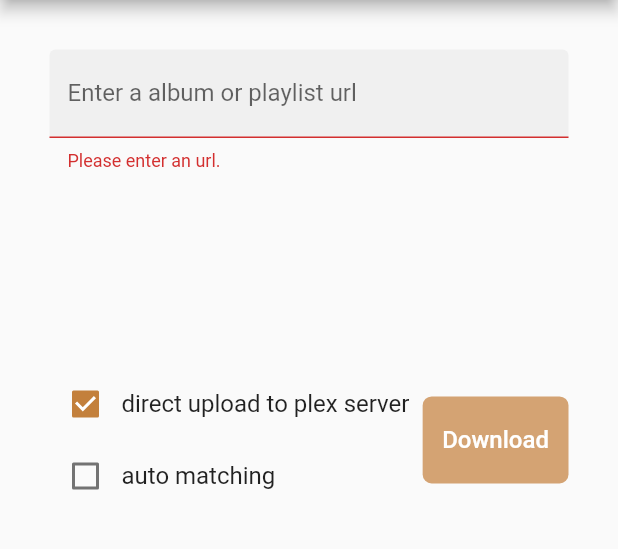
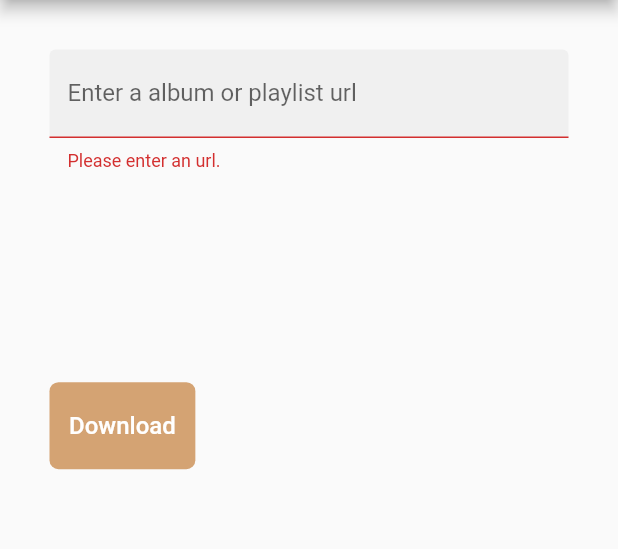
Before and after one commit to JSchmiegel/tuneload_frontend, a Flutter app: the screen it shows after launch, after a tap on "Download", on a phone screen of 412 x 824 dp, the part 84-633 px from its top. Run offline on Flutter 3.47's test engine with Material 2 defaults, Android fonts, the light colour scheme and no system bars; our stand-ins replace drop_shadow; network calls fail.

Commit message:
removed upload and auto match option (because no other option)

```diff
--- a/lib/global.dart
+++ b/lib/global.dart
@@ -1,7 +1,4 @@
 import 'package:flutter/material.dart';
-
-// uplaoding?
-bool? uplaoding = true;
 
 const firstMargin = EdgeInsets.all(33);
 double buttonSplashRadius = 15;
--- a/lib/pages/homepage.dart
+++ b/lib/pages/homepage.dart
@@ -1,7 +1,6 @@
 import 'package:flutter/material.dart';
 import 'package:tuneload/global.dart';
 import 'package:tuneload/pages/matchingpage.dart';
-import 'package:tuneload/pages/progresspageauto.dart';
 import 'package:tuneload/pages/settingpage.dart';
 
 class HomePage extends StatefulWidget {
@@ -17,7 +16,6 @@ class HomePage extends StatefulWidget {
 
 class _HomePageState extends State<HomePage> {
   String? url;
-  bool? autoMatching = false;
 
   Map<String, dynamic>? initResponse;
 
@@ -26,7 +24,6 @@ class _HomePageState extends State<HomePage> {
   @override
   void initState() {
     super.initState();
-    uplaoding = true;
   }
 
   @override
@@ -73,13 +70,7 @@ class _HomePageState extends State<HomePage> {
                   },
                   onFieldSubmitted: (value) {
                     url = value;
-                    if (autoMatching == true) {
-                      // progressPage
-                      Navigator.pushNamed(context, ProgressPageAuto.routeName, arguments: url);
-                    } else {
-                      // matchingPage
-                      Navigator.pushNamed(context, MatchingPage.routeName, arguments: url);
-                    }
+                    Navigator.pushNamed(context, MatchingPage.routeName, arguments: url);
                   },
                 ),
                 const Spacer(
@@ -88,53 +79,6 @@ class _HomePageState extends State<HomePage> {
                 Row(
                   mainAxisAlignment: MainAxisAlignment.spaceBetween,
                   children: [
-                    FormField<bool>(
-                      initialValue: uplaoding,
-                      builder: (formFieldState) {
-                        return Column(
-                          crossAxisAlignment: CrossAxisAlignment.start,
-                          children: [
-                            Row(
-                              children: [
-                                Checkbox(
-                                    value: uplaoding,
-                                    onChanged: (value) {
-                                      // When the value of the checkbox changes,
-                                      // update the FormFieldState so the form is
-                                      // re-validated.
-                                      formFieldState.didChange(value);
-                                      setState(() {
-                                        uplaoding = value;
-                                      });
-                                    },
-                                    splashRadius: buttonSplashRadius),
-                                Text(
-                                  'direct upload to plex server',
-                                  style: Theme.of(context).textTheme.subtitle1,
-                                ),
-                              ],
-                            ),
-                            Row(
-                              children: [
-                                Checkbox(
-                                    value: autoMatching,
-                                    onChanged: (value) {
-                                      formFieldState.didChange(value);
-                                      setState(() {
-                                        autoMatching = value;
-                                      });
-                                    },
-                                    splashRadius: buttonSplashRadius),
-                                Text(
-                                  'auto matching',
-                                  style: Theme.of(context).textTheme.subtitle1,
-                                ),
-                              ],
-                            ),
-                          ],
-                        );
-                      },
-                    ),
                     Container(
                       padding: const EdgeInsets.all(5),
                       decoration: BoxDecoration(color: mainColor, borderRadius: BorderRadius.circular(6)),
@@ -151,13 +95,7 @@ class _HomePageState extends State<HomePage> {
                             return;
                           }
 
-                          if (autoMatching == true) {
-                            // progressPage
-                            Navigator.pushNamed(context, ProgressPageAuto.routeName, arguments: url);
-                          } else {
-                            // matchingPage
-                            Navigator.pushNamed(context, MatchingPage.routeName, arguments: url);
-                          }
+                          Navigator.pushNamed(context, MatchingPage.routeName, arguments: url);
                         },
                       ),
                     ),
```
Also changed, not shown: lib/pages/progresspagemanual.dart (+1 -6 lines).
